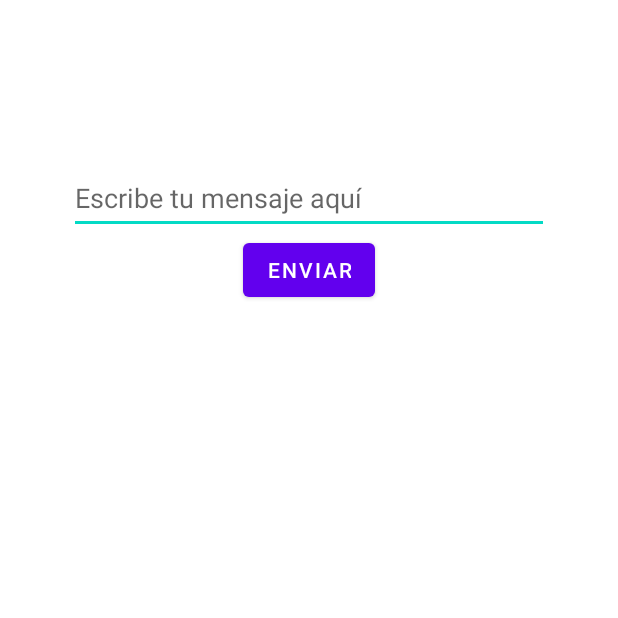
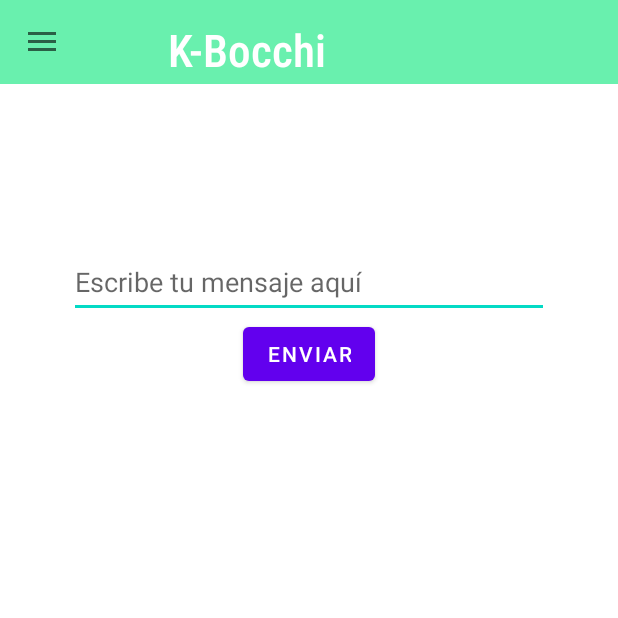
Before and after one commit to CabBerumen/KBocchiV2, an Android app: the mainChat screen opened directly, with no data from a screen before it, on a phone screen of 412 x 824 dp, the top half of it. Run offline under Robolectric (Android 15) with nearby library versions, the phone set to English and light mode, and no system bars; our stand-ins replace Firebase (no records; nobody signed in at launch, a user with empty details on screens opened directly); libraries missing offline, so code that uses them is left out: io.socket.client, io.socket.emitter; Roboto replaces fonts that are not available here; 3 statements that could not run were skipped.

Commit message:
Cambios en el activity mainChat(cambio de diseño e implementacion del drawer )

```diff
--- a/app/src/main/java/com/example/kbocchiv2/mainChat.kt
+++ b/app/src/main/java/com/example/kbocchiv2/mainChat.kt
@@ -1,21 +1,39 @@
 package com.example.kbocchiv2
 
+import android.content.Intent
 import android.os.Bundle
+import android.view.MenuItem
 import android.widget.Button
 import android.widget.EditText
 import android.widget.TextView
+import androidx.appcompat.app.ActionBarDrawerToggle
 import androidx.appcompat.app.AppCompatActivity
+import androidx.appcompat.widget.Toolbar
+import androidx.core.view.GravityCompat
+import androidx.drawerlayout.widget.DrawerLayout
+import androidx.preference.PreferenceManager
+import com.google.android.gms.auth.api.signin.GoogleSignIn
+import com.google.android.gms.auth.api.signin.GoogleSignInClient
+import com.google.android.gms.auth.api.signin.GoogleSignInOptions
+import com.google.android.material.navigation.NavigationView
+import com.google.firebase.auth.FirebaseAuth
 import io.socket.client.IO
 import io.socket.client.Socket
 import io.socket.emitter.Emitter
 import java.net.URISyntaxException
 
-class mainChat : AppCompatActivity() {
+class mainChat : AppCompatActivity(), NavigationView.OnNavigationItemSelectedListener  {
 
     private lateinit var socket: Socket
     private lateinit var editTextMessage: EditText
     private lateinit var buttonSend: Button
     private lateinit var textViewChat: TextView
+    var mAuth: FirebaseAuth? = null
+    var mGoogleSignInClient: GoogleSignInClient? = null
+    var navigationView: NavigationView? = null
+    var toolbar: Toolbar? = null
+    var drawerLayout: DrawerLayout? = null
+
 
     override fun onCreate(savedInstanceState: Bundle?) {
         super.onCreate(savedInstanceState)
@@ -42,11 +60,41 @@ class mainChat : AppCompatActivity() {
                 displayMessage(message)
             }
         })
+
+
+        setSupportActionBar(toolbar)
+        toolbar = findViewById(R.id.toolbar)
+        drawerLayout = findViewById(R.id.drawer_layout)
+        navigationView = findViewById(R.id.navigation_view)
+
+        drawerLayout?.closeDrawer(GravityCompat.START)
+        mAuth = FirebaseAuth.getInstance()
+        navigationView?.setNavigationItemSelectedListener(this)
+
+        val gso = GoogleSignInOptions.Builder(GoogleSignInOptions.DEFAULT_SIGN_IN)
+            .requestIdToken(getString(R.string.default_web_client_id))
+            .requestEmail()
+            .build()
+        mGoogleSignInClient = GoogleSignIn.getClient(this, gso)
+        val toggle = ActionBarDrawerToggle(
+            this,
+            drawerLayout,
+            toolbar,
+            R.string.navigation_drawer_close,
+            R.string.navigation_drawer_close
+        )
+
+        drawerLayout?.addDrawerListener(toggle)
+        toggle.syncState()
+
+
+
+
     }
 
     private fun setupSocket() {
         try {
-            socket = IO.socket("http://<IP_DEL_SERVIDOR>:3000")
+            socket = IO.socket("https://kbocchi.onrender.com/")
         } catch (e: URISyntaxException) {
             e.printStackTrace()
         }
@@ -68,4 +116,51 @@ class mainChat : AppCompatActivity() {
         super.onDestroy()
         socket.disconnect()
     }
+
+
+
+    override fun onNavigationItemSelected(item: MenuItem): Boolean {
+        when (item.itemId) {
+            R.id.nav_item0 -> {
+                val intent = Intent(this, MainActivity::class.java)
+                startActivity(intent)
+                finish()
+            }
+            R.id.nav_logout -> {
+                mAuth!!.signOut()
+                mGoogleSignInClient!!.signOut()
+                val intent = Intent(this, LogIn::class.java)
+                startActivity(intent)
+                finish()
+                //Cerrar Sesión
+                val sharedPreferences = PreferenceManager.getDefaultSharedPreferences(this)
+                val editor = sharedPreferences.edit()
+                editor.remove("token")
+                editor.apply()
+                val intent2 = Intent(this, LogIn::class.java)
+                startActivity(intent2)
+                finish()
+
+            }
+            R.id.nav_pacientes -> {
+                val intent = Intent(this, Pacientes::class.java)
+                startActivity(intent)
+            }
+
+            R.id.nav_item2 -> {
+                val intent = Intent(this, mainChat::class.java)
+                startActivity(intent)
+            }
+        }
+        drawerLayout!!.closeDrawer(GravityCompat.START)
+        return true
+    }
+    override fun onBackPressed() {
+        if (drawerLayout!!.isDrawerOpen(GravityCompat.START)) {
+            drawerLayout!!.closeDrawer(GravityCompat.START)
+        } else {
+            super.onBackPressed()
+        }
+    }
+
 }
--- a/app/src/main/res/layout/activity_main_chat.xml
+++ b/app/src/main/res/layout/activity_main_chat.xml
@@ -2,14 +2,20 @@
 <androidx.drawerlayout.widget.DrawerLayout xmlns:android="http://schemas.android.com/apk/res/android"
     xmlns:app="http://schemas.android.com/apk/res-auto"
     xmlns:tools="http://schemas.android.com/tools"
+    android:id="@+id/drawer_layout"
     android:layout_width="match_parent"
     android:layout_height="match_parent"
     tools:context=".mainChat">
 
     <LinearLayout
+
         android:layout_width="wrap_content"
         android:layout_height="wrap_content"
         android:orientation="vertical">
+
+        <include
+            android:id="@+id/toolbar"
+            layout="@layout/toolbar"/>
 
     <TextView
         android:id="@+id/textViewChat"
@@ -17,6 +23,7 @@
         android:layout_height="48dp"
         android:layout_gravity="center"
         android:layout_marginTop="30dp"
+        android:textColor="@color/white"
         android:scrollbars="vertical" />
 
         <EditText
@@ -36,4 +43,19 @@
 
 </LinearLayout>
 
+    <com.google.android.material.navigation.NavigationView
+        android:background="#69F0AE"
+        android:id="@+id/navigation_view"
+        android:layout_width="match_parent"
+        android:layout_height="match_parent"
+        android:layout_gravity="start"
+        android:fitsSystemWindows="true"
+        app:headerLayout="@layout/nav_header"
+        app:menu="@menu/drawer_menu"
+        app:itemIconTint="@color/white"
+        app:itemTextColor="@color/white"
+        >
+
+    </com.google.android.material.navigation.NavigationView>
+
 </androidx.drawerlayout.widget.DrawerLayout >
```
Also changed, not shown: app/src/main/res/layout/activity_chat.xml (deleted, +0 -21 lines).
